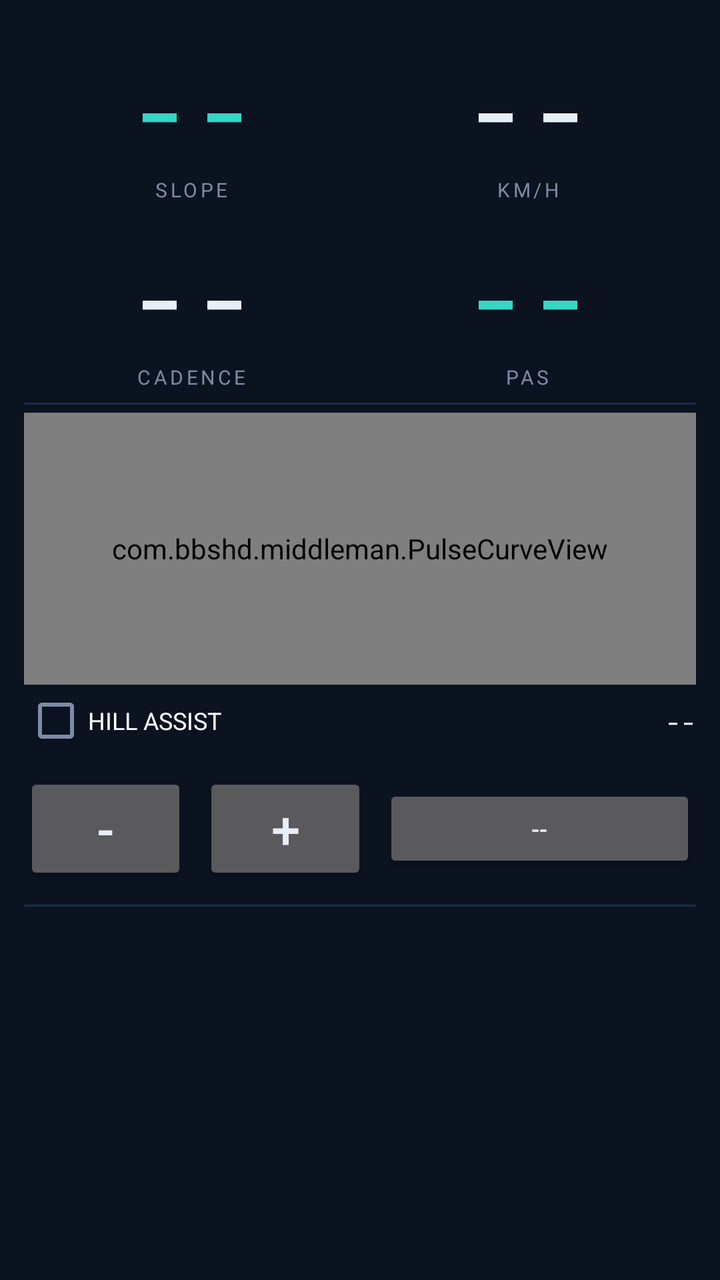
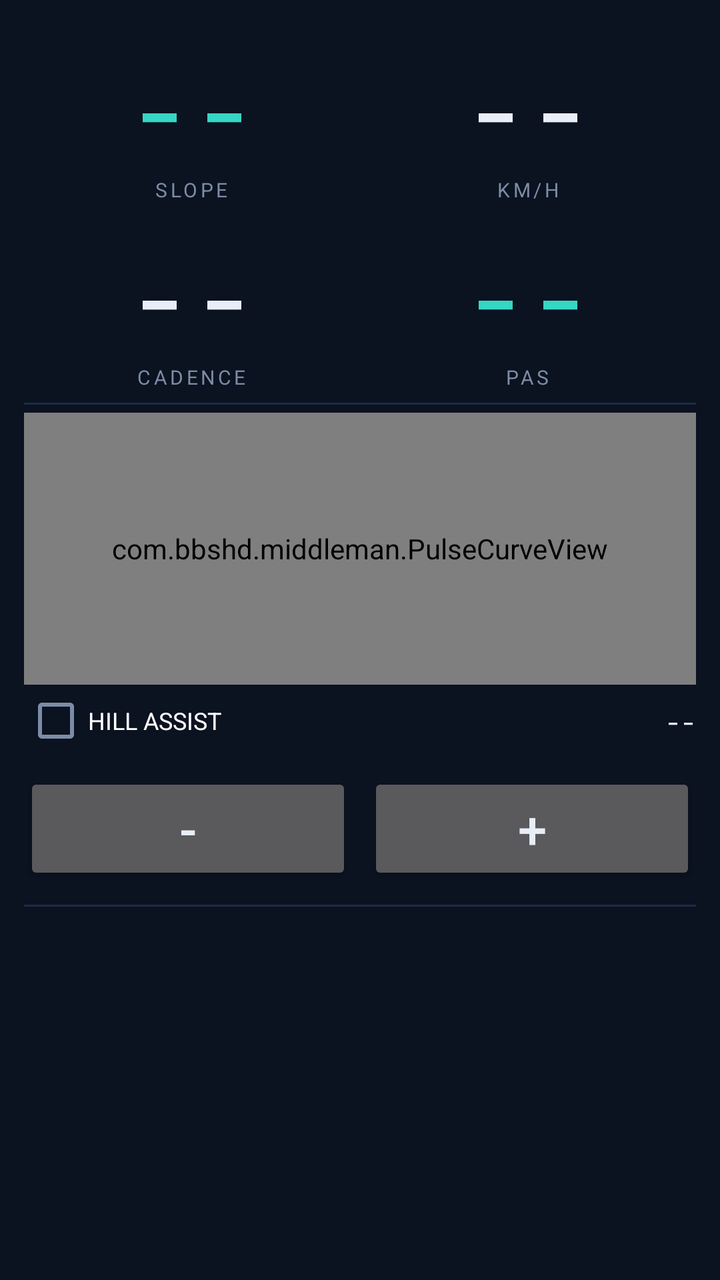

Screens rendered from an Android XML layout before and after an edit, with the pre-edit source and the edit as a unified diff.
<!-- AndroidManifest.xml: application theme AppTheme -->
<!-- res/layout/screen_dashboard.xml -->
<?xml version="1.0" encoding="utf-8"?>
<ScrollView xmlns:android="http://schemas.android.com/apk/res/android"
    android:layout_width="match_parent"
    android:layout_height="match_parent"
    android:fillViewport="true"
    android:scrollbars="none">

    <LinearLayout
        android:layout_width="match_parent"
        android:layout_height="wrap_content"
        android:orientation="vertical"
        android:padding="12dp">

        
        <LinearLayout
            android:layout_width="match_parent"
            android:layout_height="wrap_content"
            android:gravity="center_vertical"
            android:orientation="horizontal"
            android:paddingTop="4dp"
            android:paddingBottom="6dp">

            <LinearLayout
                android:layout_width="0dp"
                android:layout_height="wrap_content"
                android:layout_weight="1"
                android:gravity="center_horizontal"
                android:orientation="vertical">

                <TextView
                    android:id="@+id/slopeValue"
                    android:layout_width="wrap_content"
                    android:layout_height="wrap_content"
                    android:fontFamily="monospace"
                    android:text="@string/dash"
                    android:textColor="@color/accent"
                    android:textSize="54sp" />

                <TextView
                    android:layout_width="wrap_content"
                    android:layout_height="wrap_content"
                    android:letterSpacing="0.15"
                    android:text="@string/label_slope"
                    android:textColor="@color/dim"
                    android:textSize="10sp" />
            </LinearLayout>

            <LinearLayout
                android:layout_width="0dp"
                android:layout_height="wrap_content"
                android:layout_weight="1"
                android:gravity="center_horizontal"
                android:orientation="vertical">

                <TextView
                    android:id="@+id/speedValue"
                    android:layout_width="wrap_content"
                    android:layout_height="wrap_content"
                    android:fontFamily="monospace"
                    android:text="@string/dash"
                    android:textColor="@color/fg"
                    android:textSize="54sp" />

                <TextView
                    android:layout_width="wrap_content"
                    android:layout_height="wrap_content"
                    android:letterSpacing="0.15"
                    android:text="@string/label_kmh"
                    android:textColor="@color/dim"
                    android:textSize="10sp" />
            </LinearLayout>
        </LinearLayout>

        <LinearLayout
            android:layout_width="match_parent"
            android:layout_height="wrap_content"
            android:orientation="horizontal"
            android:paddingTop="2dp"
            android:paddingBottom="6dp">

            <LinearLayout
                android:layout_width="0dp"
                android:layout_height="wrap_content"
                android:layout_weight="1"
                android:gravity="center_horizontal"
                android:orientation="vertical">
                <TextView
                    android:id="@+id/cadenceValue"
                    android:layout_width="wrap_content"
                    android:layout_height="wrap_content"
                    android:fontFamily="monospace"
                    android:text="@string/dash"
                    android:textColor="@color/fg"
                    android:textSize="54sp" />

                <TextView
                    android:layout_width="wrap_content"
                    android:layout_height="wrap_content"
                    android:letterSpacing="0.15"
                    android:text="@string/label_cadence"
                    android:textColor="@color/dim"
                    android:textSize="10sp" />
            </LinearLayout>

            <LinearLayout
                android:layout_width="0dp"
                android:layout_height="wrap_content"
                android:layout_weight="1"
                android:gravity="center_horizontal"
                android:orientation="vertical">
                <TextView
                    android:id="@+id/pasValue"
                    android:layout_width="wrap_content"
                    android:layout_height="wrap_content"
                    android:fontFamily="monospace"
                    android:text="@string/dash"
                    android:textColor="@color/accent"
                    android:textSize="54sp" />

                <TextView
                    android:layout_width="wrap_content"
                    android:layout_height="wrap_content"
                    android:letterSpacing="0.15"
                    android:text="@string/label_pas"
                    android:textColor="@color/dim"
                    android:textSize="10sp" />
            </LinearLayout>
        </LinearLayout>

        <View
            android:layout_width="match_parent"
            android:layout_height="1dp"
            android:background="@color/line" />

        
        <com.bbshd.middleman.PulseCurveView
            android:id="@+id/curveView"
            android:layout_width="match_parent"
            android:layout_height="136dp"
            android:layout_marginTop="4dp" />

        
        <LinearLayout
            android:layout_width="match_parent"
            android:layout_height="wrap_content"
            android:gravity="center_vertical"
            android:orientation="horizontal"
            android:paddingTop="2dp">

            <CheckBox
                android:id="@+id/hillEnable"
                android:layout_width="wrap_content"
                android:layout_height="wrap_content"
                android:minWidth="0dp"
                android:text="HILL ASSIST"
                android:textSize="12sp" />

            <TextView
                android:id="@+id/hillGrade"
                android:layout_width="0dp"
                android:layout_height="wrap_content"
                android:layout_weight="1"
                android:fontFamily="monospace"
                android:gravity="end"
                android:text="--"
                android:textColor="@color/fg"
                android:textSize="13sp" />

        </LinearLayout>

        
        <LinearLayout
            android:layout_width="match_parent"
            android:layout_height="wrap_content"
            android:gravity="center_vertical"
            android:orientation="horizontal"
            android:paddingTop="10dp"
            android:paddingBottom="10dp">

            <LinearLayout
                android:layout_width="0dp"
                android:layout_height="wrap_content"
                android:layout_weight="1.1"
                android:gravity="center_vertical"
                android:orientation="horizontal">

                <Button
                    android:id="@+id/assistDown"
                    android:layout_width="0dp"
                    android:layout_weight="1"
                    android:layout_height="56dp"
                    android:minWidth="0dp"
                    android:padding="0dp"
                    android:text="@string/minus"
                    android:textSize="26sp" />


                <Button
                    android:id="@+id/assistUp"
                    android:layout_width="0dp"
                    android:layout_weight="1"
                    android:layout_marginStart="8dp"
                    android:layout_height="56dp"
                    android:minWidth="0dp"
                    android:padding="0dp"
                    android:text="@string/plus"
                    android:textSize="26sp" />
            </LinearLayout>

            <Button
                android:id="@+id/modeButton"
                android:layout_width="0dp"
                android:layout_height="44dp"
                android:layout_marginStart="8dp"
                android:layout_weight="1"
                android:minWidth="0dp"
                android:text="@string/dash"
                android:textSize="12sp" />

        </LinearLayout>

        <View
            android:layout_width="match_parent"
            android:layout_height="1dp"
            android:background="@color/line" />

        
        <LinearLayout
            android:id="@+id/gridContainer"
            android:layout_width="match_parent"
            android:layout_height="wrap_content"
            android:orientation="vertical"
            android:paddingTop="4dp" />

    </LinearLayout>
</ScrollView>
<!-- resources referenced by this layout -->
<resources>
  <color name="accent">#35D6C4</color>
  <color name="dim">#7C8CA6</color>
  <color name="fg">#E8EEF7</color>
  <color name="line">#1E2C44</color>
  <string name="dash">--</string>
  <string name="label_cadence">CADENCE</string>
  <string name="label_kmh">KM/H</string>
  <string name="label_pas">PAS</string>
  <string name="label_slope">SLOPE</string>
  <string name="minus">-</string>
  <string name="plus">+</string>
  <style name="AppTheme" parent="@android:style/Theme.Material.NoActionBar">
          <item name="android:windowBackground">@color/bg</item>
          <item name="android:colorAccent">@color/accent</item>
          <item name="android:statusBarColor">@color/bg</item>
          <item name="android:navigationBarColor">@color/bg</item>
          <item name="android:textColorPrimary">@color/fg</item>
          <item name="android:textColorSecondary">@color/dim</item>
      </style>
  <color name="bg">#0B1220</color>
</resources>

<!-- the commit's change to res/layout/screen_dashboard.xml (unified diff, before → after) -->
@@ -207,15 +207,6 @@
                     android:textSize="26sp" />
             </LinearLayout>
 
-            <Button
-                android:id="@+id/modeButton"
-                android:layout_width="0dp"
-                android:layout_height="44dp"
-                android:layout_marginStart="8dp"
-                android:layout_weight="1"
-                android:minWidth="0dp"
-                android:text="@string/dash"
-                android:textSize="12sp" />
 
         </LinearLayout>
 
